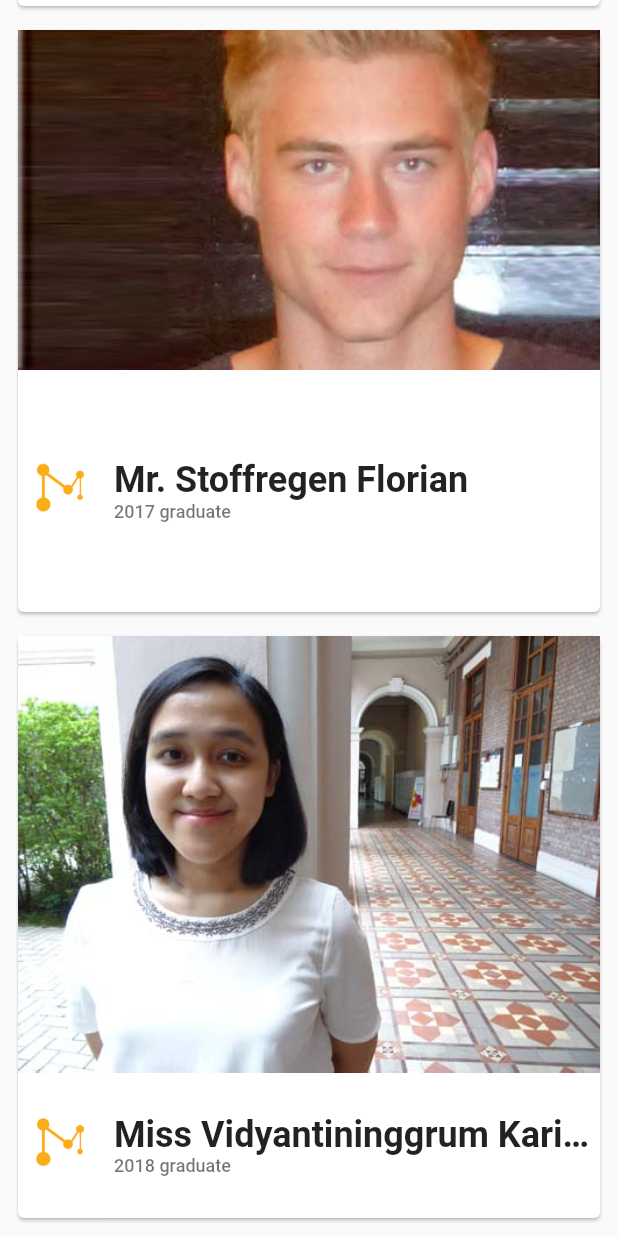
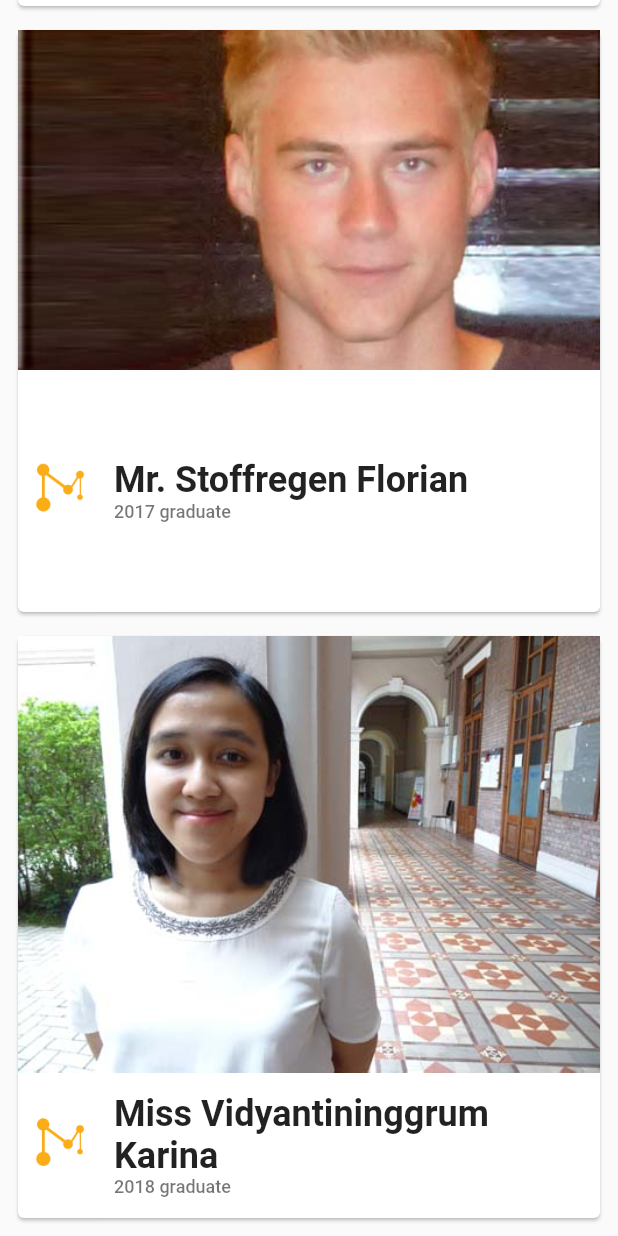
Before and after one commit to BZbyr/MSc-CS-website-app, a Flutter app: the RecipeGridPage screen opened directly, scrolled down 2820 dp, on a phone screen of 412 x 824 dp. Run offline on Flutter 3.47's test engine with Material 2 defaults, Android fonts, the phone set to English and light mode, and no system bars; Roboto replaces fonts that are missing (Raleway).

Commit message:
fix text style

```diff
--- a/lib/routes/admission/works.dart
+++ b/lib/routes/admission/works.dart
@@ -165,7 +165,7 @@
                       crossAxisAlignment: CrossAxisAlignment.start,
                       mainAxisAlignment: MainAxisAlignment.center,
                       children: <Widget>[
-                        new Text(recipe.name, style: titleStyle, softWrap: false, overflow: TextOverflow.ellipsis),
+                        new Text(recipe.name, style: titleStyle),
                         new Text(recipe.author, style: authorStyle),
                       ],
                     ),
```
